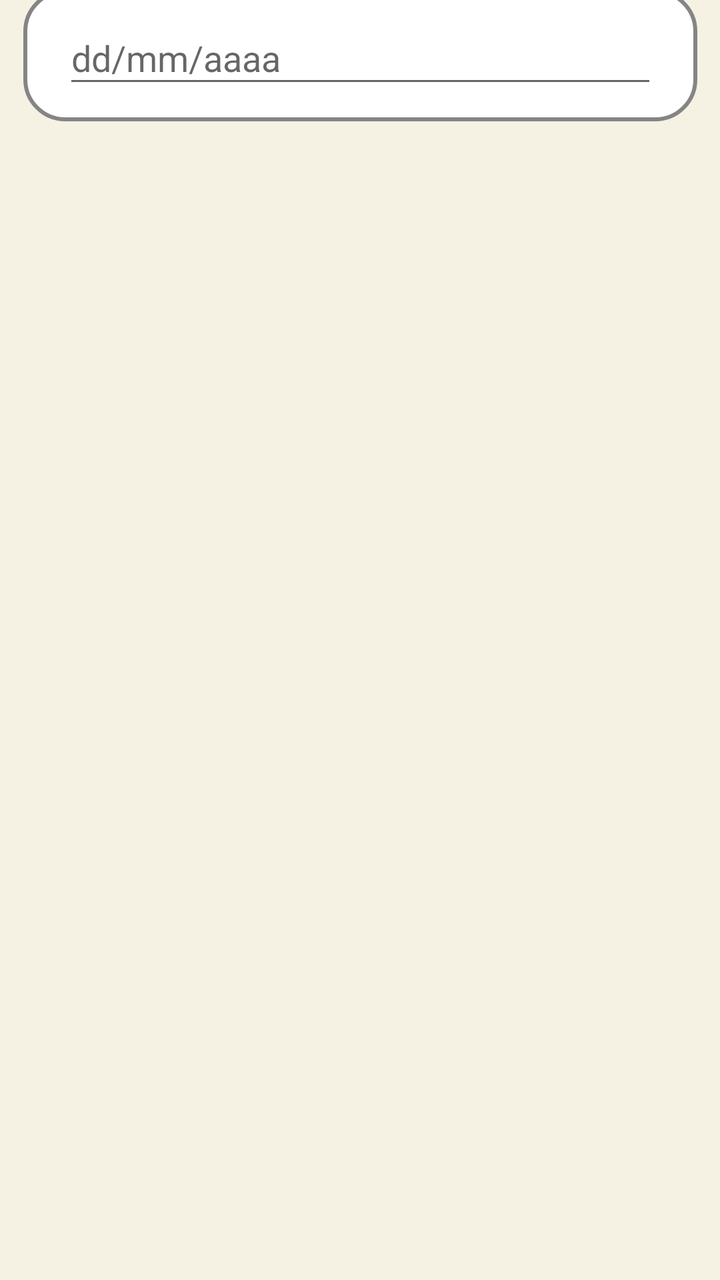
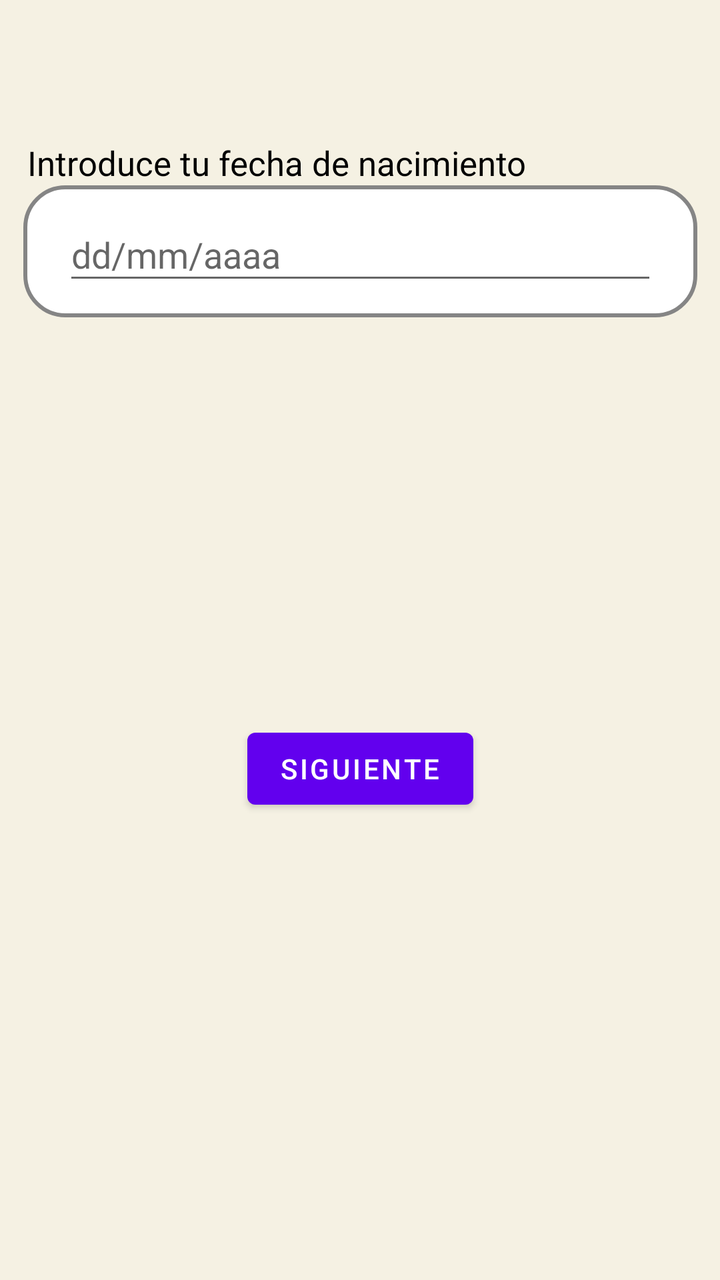

Before-and-after screenshots of an Android layout around one commit, followed by the original layout XML and the change that was made.
<!-- AndroidManifest.xml: application theme Theme.AppNotas -->
<!-- res/layout/fragment_landing_fecha.xml -->
<?xml version="1.0" encoding="utf-8"?>
<androidx.constraintlayout.widget.ConstraintLayout xmlns:android="http://schemas.android.com/apk/res/android"
    xmlns:app="http://schemas.android.com/apk/res-auto"
    xmlns:tools="http://schemas.android.com/tools"
    android:id="@+id/frameLayout3"
    android:layout_width="match_parent"
    android:layout_height="match_parent"
    android:background="#F5F1E3"
    tools:context=".View.Landing.LandingFechaFragment">

    <ImageView
        android:id="@+id/imageView"
        android:layout_width="337dp"
        android:layout_height="66dp"
        android:layout_marginStart="37dp"
        android:layout_marginEnd="37dp"
        android:layout_marginBottom="600dp"
        android:src="@drawable/rectangulo_blanco"
        app:layout_constraintBottom_toTopOf="@+id/button2"
        app:layout_constraintEnd_toEndOf="parent"
        app:layout_constraintStart_toStartOf="parent"
        app:layout_constraintTop_toBottomOf="@+id/textView2" />

    <TextView
        android:id="@+id/textView2"
        android:layout_width="wrap_content"
        android:layout_height="wrap_content"
        android:layout_marginStart="37dp"
        android:layout_marginTop="70dp"
        android:layout_marginEnd="120dp"
        android:text="Introduce tu fecha de nacimiento"
        android:textColor="#000000"
        android:textSize="17sp"
        app:layout_constraintBottom_toTopOf="@+id/imageView"
        app:layout_constraintEnd_toEndOf="parent"
        app:layout_constraintStart_toStartOf="parent"
        app:layout_constraintTop_toTopOf="parent"
        app:layout_constraintVertical_bias="0.349" />

    <EditText
        android:id="@+id/editTextText"
        android:layout_width="297dp"
        android:layout_height="43dp"
        android:ems="10"
        android:hint="dd/mm/aaaa"
        android:inputType="date"
        app:layout_constraintBottom_toBottomOf="@+id/imageView"
        app:layout_constraintEnd_toEndOf="@+id/imageView"
        app:layout_constraintStart_toStartOf="@+id/imageView"
        app:layout_constraintTop_toTopOf="@+id/imageView" />

    <Button
        android:id="@+id/button2"
        android:layout_width="wrap_content"
        android:layout_height="wrap_content"
        android:layout_marginBottom="30dp"
        android:text="Siguiente"
        app:layout_constraintBottom_toBottomOf="parent"
        app:layout_constraintEnd_toEndOf="parent"
        app:layout_constraintStart_toStartOf="parent"
        app:layout_constraintTop_toBottomOf="@+id/imageView" />

</androidx.constraintlayout.widget.ConstraintLayout>
<!-- resources referenced by this layout -->
<resources>
  <!-- drawable rectangulo_blanco (drawable) -->
  <?xml version="1.0" encoding="utf-8"?>
  <shape xmlns:android="http://schemas.android.com/apk/res/android"
      android:shape="rectangle">
      <solid android:color="@color/white" />
      <stroke android:width="2dp" android:color="#858585" />
      <corners android:radius="20dp" />
  </shape>
  <style name="Theme.AppNotas" parent="Theme.MaterialComponents.DayNight.DarkActionBar">
          
          <item name="colorPrimary">@color/purple_500</item>
          <item name="colorPrimaryVariant">@color/purple_700</item>
          <item name="colorOnPrimary">@color/white</item>
          
          <item name="colorSecondary">@color/teal_200</item>
          <item name="colorSecondaryVariant">@color/teal_700</item>
          <item name="colorOnSecondary">@color/black</item>
          
          <item name="android:statusBarColor">?attr/colorPrimaryVariant</item>
          
      </style>
  <color name="white">#FFFFFFFF</color>
  <color name="purple_500">#FF6200EE</color>
  <color name="purple_700">#FF3700B3</color>
  <color name="teal_200">#FF03DAC5</color>
  <color name="teal_700">#FF018786</color>
  <color name="black">#FF000000</color>
</resources>

<!-- the commit's change to res/layout/fragment_landing_fecha.xml (unified diff, before → after) -->
@@ -16,7 +16,7 @@
         android:layout_marginEnd="37dp"
         android:layout_marginBottom="600dp"
         android:src="@drawable/rectangulo_blanco"
-        app:layout_constraintBottom_toTopOf="@+id/button2"
+        app:layout_constraintBottom_toTopOf="@+id/btnSiguiente2"
         app:layout_constraintEnd_toEndOf="parent"
         app:layout_constraintStart_toStartOf="parent"
         app:layout_constraintTop_toBottomOf="@+id/textView2" />
@@ -50,7 +50,7 @@
         app:layout_constraintTop_toTopOf="@+id/imageView" />
 
     <Button
-        android:id="@+id/button2"
+        android:id="@+id/btnSiguiente"
         android:layout_width="wrap_content"
         android:layout_height="wrap_content"
         android:layout_marginBottom="30dp"
<!-- resource entries referenced after the edit -->
@@ -8,7 +8,7 @@
       <stroke android:width="2dp" android:color="#858585" />
       <corners android:radius="20dp" />
   </shape>
-  <style name="Theme.AppNotas" parent="Theme.MaterialComponents.DayNight.DarkActionBar">
+  <style name="Theme.AppNotas" parent="Theme.MaterialComponents.DayNight.NoActionBar">
           
           <item name="colorPrimary">@color/purple_500</item>
           <item name="colorPrimaryVariant">@color/purple_700</item>
